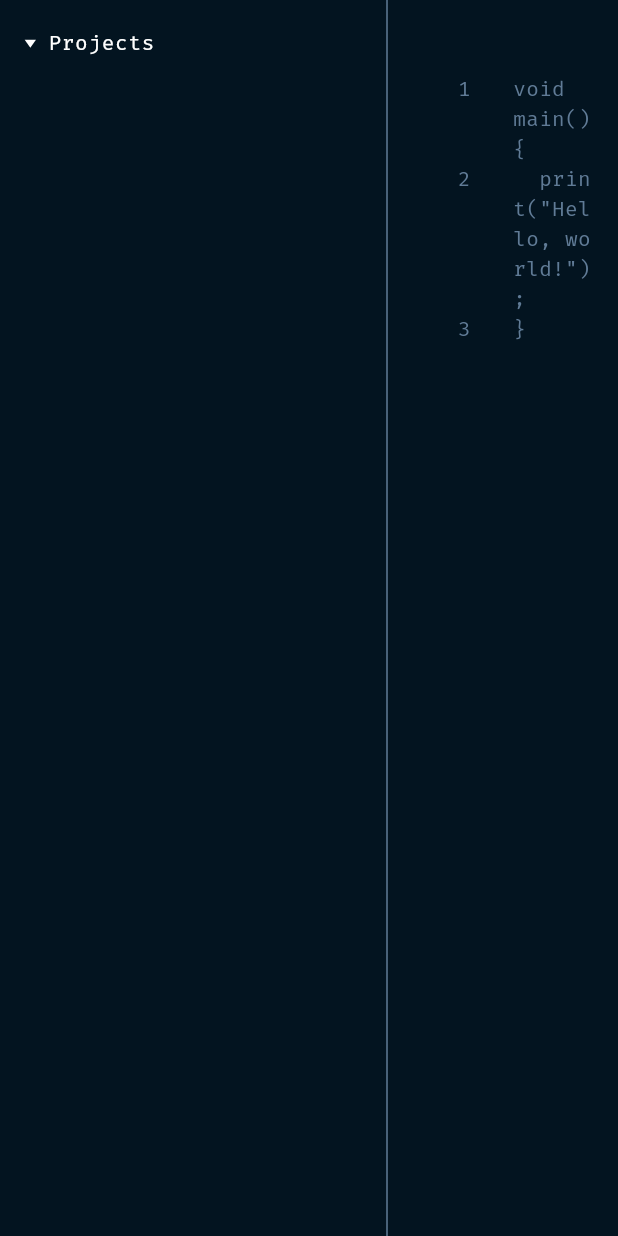
After one commit to NiteshWarik23/flutter_uiux_portfolio, a Flutter app: the SideBar screen opened directly, on a phone screen of 412 x 824 dp. The commit adds this screen. Run offline on Flutter 3.47's test engine with Material 3 defaults, Android fonts, the phone set to English and light mode, and no system bars; our stand-ins replace equatable, flutter_bloc, flutter_svg, get_it, google_fonts.

Commit message:
"Nitesh- Projects SideBar"

```diff
--- a/lib/landing_page.dart
+++ b/lib/landing_page.dart
@@ -9,6 +9,7 @@ import 'package:my_portfolio/modules/about_me/presentation/bloc/tabbar_bloc/tab_
 import 'package:my_portfolio/modules/about_me/presentation/bloc/tabbar_bloc/tab_event.dart';
 import 'package:my_portfolio/modules/about_me/presentation/bloc/tabbar_bloc/tab_state.dart';
 import 'package:my_portfolio/modules/about_me/presentation/view/about_me.dart';
+import 'package:my_portfolio/modules/projects/presentation/view/projects.dart';
 import 'package:url_launcher/url_launcher.dart';
 //import 'dart:html' as html; // For web redirection
 
@@ -20,7 +21,8 @@ class LandingPage extends StatelessWidget {
   final List<Widget> _screens = [
     LandingPageView(),
     AboutMe(),
-    //SideBar(),
+    SideBar(),
+    Center(child: Text("This is Contact Page", style: TextStyle(fontSize: 20))),
     Center(child: Text("This is Contact Page", style: TextStyle(fontSize: 20))),
   ];
 
--- a/lib/main.dart
+++ b/lib/main.dart
@@ -2,7 +2,6 @@ import 'package:flutter/material.dart';
 import 'package:my_portfolio/landing_page.dart';
 import 'package:my_portfolio/core/dependency_injection/dependency_injection.dart'
     as di;
-import 'package:my_portfolio/modules/snake_game/snake_main.dart';
 
 void main() {
   WidgetsFlutterBinding.ensureInitialized();
--- a/lib/modules/about_me/presentation/widgets/code_editor_widget.dart
+++ b/lib/modules/about_me/presentation/widgets/code_editor_widget.dart
@@ -10,7 +10,11 @@ class CodeEditorWidget extends StatelessWidget {
 
   @override
   Widget build(BuildContext context) {
-    return Container(
+    return Padding(
+      padding: EdgeInsets.only(
+        top: MediaQuery.sizeOf(context).height * 0.05,
+      ),
+      child: Container(
         //color: const Color(0xFF1E1E1E), // dark background like a code editor
         padding: const EdgeInsets.all(8),
         child: ListView.builder(
@@ -46,6 +50,7 @@ class CodeEditorWidget extends StatelessWidget {
             );
           },
         ),
+      ),
     );
   }
 }
--- /dev/null
+++ b/lib/modules/projects/presentation/view/projects.dart
@@ -0,0 +1,76 @@
+import 'package:flutter/material.dart';
+import 'package:my_portfolio/modules/about_me/presentation/widgets/code_editor_widget.dart';
+import 'package:my_portfolio/modules/projects/presentation/widgets/projects_sidebar.dart';
+
+class SideBar extends StatefulWidget {
+  const SideBar({super.key});
+
+  @override
+  State<SideBar> createState() => _SideBarState();
+}
+
+class _SideBarState extends State<SideBar> {
+  String? _selectedItem;
+
+  void _onItemSelected(String item) {
+    setState(() {
+      _selectedItem = item;
+    });
+  }
+
+  @override
+  Widget build(BuildContext context) {
+    return Scaffold(
+      backgroundColor: Color(0xff031420),
+      body: Row(
+        children: [
+          Sidebar(
+            onItemSelected: _onItemSelected,
+          ), // Custom Sidebar
+          Expanded(
+            child: CodeEditorWidget(
+              codeLines: [
+                'void main() {',
+                '  print("Hello, world!");',
+                '}',
+              ],
+            ),
+          ),
+        ],
+      ),
+    );
+  }
+}
+
+class Sidebar extends StatelessWidget {
+  final Function(String) onItemSelected;
+
+  const Sidebar({super.key, required this.onItemSelected});
+
+  @override
+  Widget build(BuildContext context) {
+    return Row(
+      children: [
+        Container(
+          width: 250, // Sidebar width
+          color: const Color(0xff031420), // VS Code Dark Theme
+          child: Column(
+            children: [
+              Expanded(
+                child: ProjectsSidebarSection(
+                  title: 'Projects',
+                  items: ['Flutter'],
+                  iconPath: 'assets/icons/dropdownArrow.svg',
+                  onItemSelected: onItemSelected,
+                ),
+              ),
+            ],
+          ),
+        ),
+        VerticalDivider(
+          color: Color(0xff607B96),
+        )
+      ],
+    );
+  }
+}
--- /dev/null
+++ b/lib/modules/projects/presentation/widgets/projects_sidebar.dart
@@ -0,0 +1,97 @@
+import 'package:flutter/material.dart';
+import 'package:flutter_svg/flutter_svg.dart';
+import 'package:google_fonts/google_fonts.dart';
+
+class ProjectsSidebarSection extends StatefulWidget {
+  final String title;
+  final List<String> items;
+  final String iconPath;
+  final Function(String) onItemSelected;
+
+  const ProjectsSidebarSection({
+    super.key,
+    required this.title,
+    required this.items,
+    required this.iconPath,
+    required this.onItemSelected,
+  });
+
+  @override
+  State<ProjectsSidebarSection> createState() => _ProjectsSidebarSectionState();
+}
+
+class _ProjectsSidebarSectionState extends State<ProjectsSidebarSection> {
+  bool isExpanded = false;
+
+  // ✅ Track selected items
+  List<String> selectedItems = [];
+
+  @override
+  Widget build(BuildContext context) {
+    return ExpansionTile(
+      onExpansionChanged: (bool expanded) {
+        setState(() {
+          isExpanded = expanded;
+        });
+      },
+      // leading: Icon(
+      //   isExpanded ? Icons.keyboard_arrow_down : Icons.keyboard_arrow_right,
+      //   color: const Color(0xff607B96),
+      // ),
+      showTrailingIcon: false,
+      title: Row(
+        children: [
+          SvgPicture.asset(
+            widget.iconPath,
+            height: 8,
+            width: 8,
+            fit: BoxFit.contain,
+          ),
+          const SizedBox(width: 8),
+          Text(
+            widget.title,
+            style: GoogleFonts.firaCode(color: Colors.white, fontSize: 14),
+          ),
+        ],
+      ),
+      iconColor: Colors.white,
+      collapsedIconColor: Colors.white,
+
+      // ✅ List of CheckboxListTile items
+      children: widget.items.map((item) {
+        return CheckboxListTile.adaptive(
+          title: Row(
+            spacing: 4,
+            children: [
+               SvgPicture.asset(
+              'assets/icons/Flutter.svg',
+                height: 22,
+                width: 22,
+                fit: BoxFit.contain,
+              ),
+              Text(
+                item,
+                style: GoogleFonts.firaCode(
+                  color: const Color(0xff607B96),
+                  fontSize: 14,
+                ),
+              ),
+            ],
+          ),
+          contentPadding: const EdgeInsets.only(left: 32),
+          value: selectedItems.contains(item), // ✅ is it selected?
+          onChanged: (bool? selected) {
+            setState(() {
+              if (selected == true) {
+                selectedItems.add(item);
+              } else {
+                selectedItems.remove(item);
+              }
+              widget.onItemSelected(item); // Optional callback
+            });
+          },
+        );
+      }).toList(),
+    );
+  }
+}
```
Also changed, not shown: lib/modules/about_me/presentation/view/about_me.dart (+10 -89 lines), lib/modules/about_me/presentation/widgets/about_me_sidebar.dart (+4 -12 lines), lib/modules/about_me/presentation/widgets/code_snippet_widget.dart (added, +301 -0 lines), lib/modules/about_me/presentation/widgets/content_area_widget.dart (+23 -2 lines), assets/icons/Flutter.svg (added), lib/modules/projects/presentation/widgets/projects_section.dart (added). Lines whose indentation alone changed are shown as unchanged.
